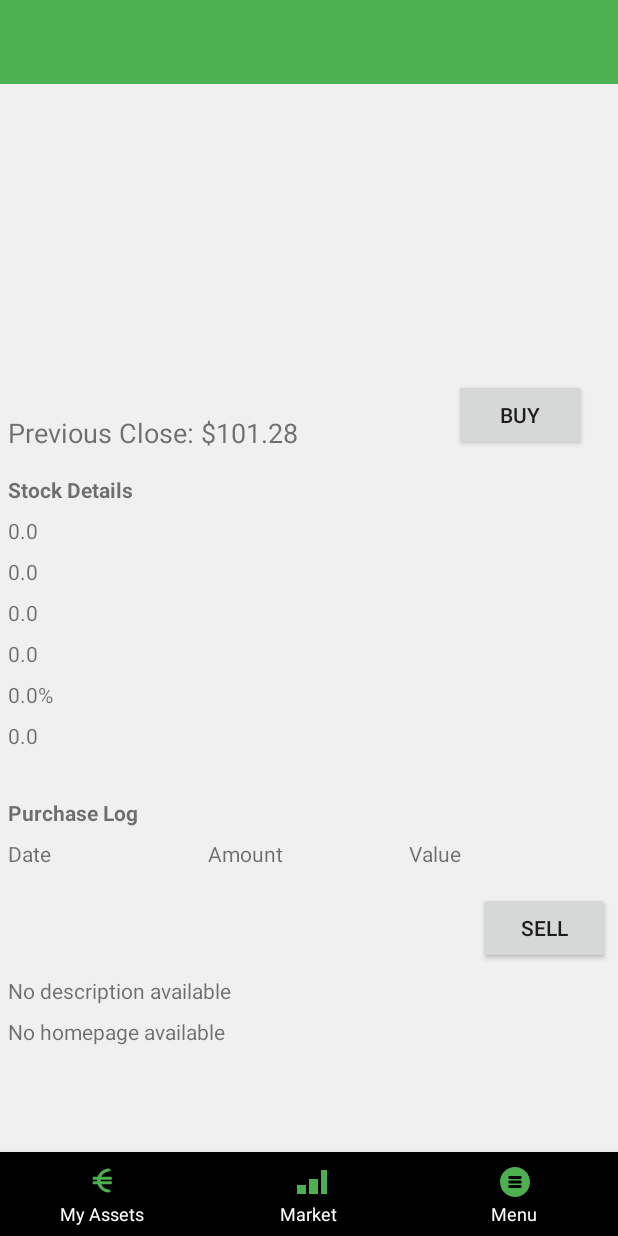
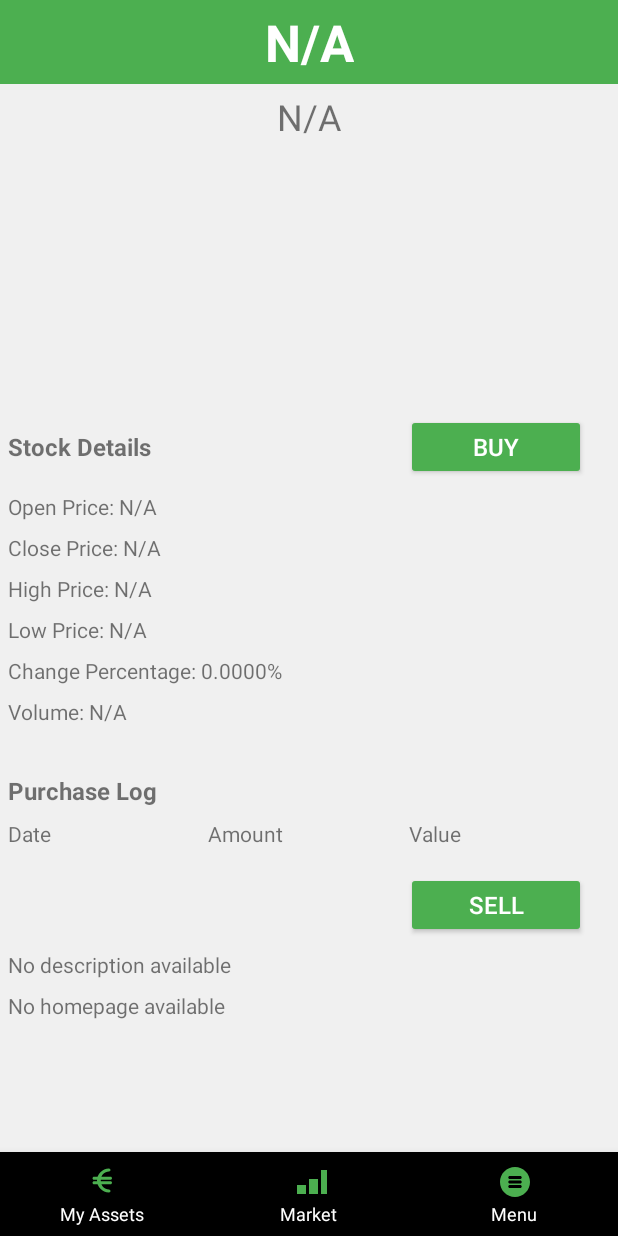
Before and after one commit to Barnabas35/AgenticCorporateTrader, an Android app: the StockProfileActivity screen opened directly, with no data from a screen before it, on a phone screen of 412 x 824 dp. Run offline under Robolectric (Android 15) with nearby library versions, the phone set to English and light mode, and no system bars.

Commit message:
Sprint 2 - Stock profile
Stock profile working just missing buy/sell buttons to work

```diff
--- a/frontend/android-studio-app/app/src/main/java/com/tradeagently/act_app/AdminToolsActivity.kt
+++ b/frontend/android-studio-app/app/src/main/java/com/tradeagently/act_app/AdminToolsActivity.kt
@@ -127,4 +127,6 @@ class AdminToolsActivity : AppCompatActivity() {
             })
         }
     }
+
+
 }
--- a/frontend/android-studio-app/app/src/main/java/com/tradeagently/act_app/StockProfileActivity.kt
+++ b/frontend/android-studio-app/app/src/main/java/com/tradeagently/act_app/StockProfileActivity.kt
@@ -1,7 +1,6 @@
 package com.tradeagently.act_app
 
 import android.os.Bundle
-import android.util.Log
 import android.widget.TextView
 import androidx.appcompat.app.AppCompatActivity
 
@@ -42,7 +41,6 @@ class StockProfileActivity : AppCompatActivity() {
     }
 
     private fun displayStockInfoFromIntent() {
-        // Retrieve data from Intent extras
         val companyName = intent.getStringExtra("company_name")
         val symbol = intent.getStringExtra("symbol")
         val closePrice = intent.getDoubleExtra("close_price", 0.0)
@@ -55,15 +53,16 @@ class StockProfileActivity : AppCompatActivity() {
         val homepage = intent.getStringExtra("homepage")
 
         // Set data to TextViews
-        symbolTextView.text = symbol
-        companyNameTextView.text = companyName
-        closePriceTextView.text = closePrice.toString()
-        changePercentageTextView.text = "${changePercentage}%"
+        symbolTextView.text = symbol ?: "N/A"
+        companyNameTextView.text = companyName ?: "N/A"
+        closePriceTextView.text = "Close Price: ${if (closePrice != 0.0) String.format("%.2f", closePrice) else "N/A"}"
+        changePercentageTextView.text = "Change Percentage: ${String.format("%.4f%%", changePercentage)}"
         descriptionTextView.text = description ?: "No description available"
-        highPriceTextView.text = highPrice.toString()
-        lowPriceTextView.text = lowPrice.toString()
-        openPriceTextView.text = openPrice.toString()
-        volumeTextView.text = volume.toString()
+        highPriceTextView.text = "High Price: ${if (highPrice != 0.0) String.format("%.2f", highPrice) else "N/A"}"
+        lowPriceTextView.text = "Low Price: ${if (lowPrice != 0.0) String.format("%.2f", lowPrice) else "N/A"}"
+        openPriceTextView.text = "Open Price: ${if (openPrice != 0.0) String.format("%.2f", openPrice) else "N/A"}"
+        volumeTextView.text = "Volume: ${if (volume != 0.0) String.format("%.0f", volume) else "N/A"}"
         homepageTextView.text = homepage ?: "No homepage available"
     }
+
 }
--- a/frontend/android-studio-app/app/src/main/res/layout/activity_menu.xml
+++ b/frontend/android-studio-app/app/src/main/res/layout/activity_menu.xml
@@ -134,10 +134,10 @@
         android:textSize="16sp"
         app:layout_constraintBottom_toTopOf="@id/bottom_navigation"
         app:layout_constraintEnd_toEndOf="parent"
-        app:layout_constraintHorizontal_bias="0.502"
+        app:layout_constraintHorizontal_bias="0.492"
         app:layout_constraintStart_toStartOf="parent"
         app:layout_constraintTop_toBottomOf="@+id/supportButton"
-        app:layout_constraintVertical_bias="0.16" />
+        app:layout_constraintVertical_bias="0.156" />
 
     <com.google.android.material.bottomnavigation.BottomNavigationView
         android:id="@+id/bottom_navigation"
--- a/frontend/android-studio-app/app/src/main/res/layout/activity_stock_profile.xml
+++ b/frontend/android-studio-app/app/src/main/res/layout/activity_stock_profile.xml
@@ -1,5 +1,6 @@
 <?xml version="1.0" encoding="utf-8"?>
-<androidx.constraintlayout.widget.ConstraintLayout xmlns:android="http://schemas.android.com/apk/res/android"
+<androidx.constraintlayout.widget.ConstraintLayout
+    xmlns:android="http://schemas.android.com/apk/res/android"
     xmlns:app="http://schemas.android.com/apk/res-auto"
     android:id="@+id/StockProfileLayout"
     android:layout_width="match_parent"
@@ -25,13 +26,7 @@
             android:textColor="@color/white"
             android:textSize="34sp"
             android:textStyle="bold" />
-
-
     </com.google.android.material.appbar.MaterialToolbar>
-
-    <!-- Scrollable Section -->
-
-    <!-- Bottom Navigation -->
 
     <ScrollView
         android:layout_width="0dp"
@@ -54,7 +49,6 @@
                 android:layout_width="277dp"
                 android:layout_height="wrap_content"
                 android:layout_gravity="center"
-                android:layout_marginStart="8dp"
                 android:gravity="center"
                 android:text="Apple Inc."
                 android:textSize="24sp" />
@@ -66,32 +60,35 @@
                 android:layout_marginTop="16dp"
                 android:background="#f0f0f0" />
 
-            <TextView
-                android:id="@+id/previousCloseTextView"
-                android:layout_width="wrap_content"
+            <!-- Stock Details (Open, Close, High, Low) -->
+            <LinearLayout
+                android:layout_width="match_parent"
                 android:layout_height="wrap_content"
                 android:layout_marginTop="16dp"
-                android:text="Previous Close: $101.28"
-                android:textSize="18sp" />
+                android:orientation="horizontal"
+                android:gravity="center_vertical">
 
-            <Button
-                android:id="@+id/buyButton"
-                android:layout_width="wrap_content"
-                android:layout_height="wrap_content"
-                android:layout_gravity="end"
-                android:layout_marginTop="-48dp"
-                android:layout_marginEnd="16dp"
-                android:text="BUY" />
+                <TextView
+                    android:id="@+id/stockDetailsTitle"
+                    android:layout_width="0dp"
+                    android:layout_height="wrap_content"
+                    android:layout_weight="1"
+                    android:text="Stock Details"
+                    android:textSize="16sp"
+                    android:textStyle="bold" />
 
-
-            <!-- Stock Details (Open, Close, High, Low) -->
-            <TextView
-                android:id="@+id/stockDetailsTitle"
-                android:layout_width="wrap_content"
-                android:layout_height="wrap_content"
-                android:layout_marginTop="16dp"
-                android:text="Stock Details"
-                android:textStyle="bold" />
+                <Button
+                    android:id="@+id/buyButton"
+                    android:layout_width="120dp"
+                    android:layout_height="44dp"
+                    android:layout_gravity="end"
+                    android:layout_marginEnd="16dp"
+                    android:backgroundTint="@color/primary"
+                    android:text="BUY"
+                    android:textColor="@color/white"
+                    android:textSize="16sp"
+                    android:padding="8dp" />
+            </LinearLayout>
 
             <TextView
                 android:id="@+id/openPriceTextView"
@@ -121,7 +118,6 @@
                 android:layout_marginTop="8dp"
                 android:text="Low: 80" />
 
-            <!-- Additional Information at the Bottom -->
             <TextView
                 android:id="@+id/changePercentageTextView"
                 android:layout_width="wrap_content"
@@ -138,13 +134,13 @@
 
             <!-- Purchase Log Section -->
 
-            <!-- Purchase Log Details (Date, Amount, Value) -->
             <TextView
                 android:id="@+id/purchaseLogTitle"
                 android:layout_width="wrap_content"
                 android:layout_height="wrap_content"
                 android:layout_marginTop="32dp"
                 android:text="Purchase Log"
+                android:textSize="16sp"
                 android:textStyle="bold" />
 
             <LinearLayout
@@ -179,15 +175,19 @@
                     android:textSize="14sp" />
             </LinearLayout>
 
-            <!-- Sell Button -->
-
+            <!-- Sell Button aligned to the right, like the Buy Button -->
             <Button
                 android:id="@+id/sellButton"
-                android:layout_width="wrap_content"
-                android:layout_height="wrap_content"
+                android:layout_width="120dp"
+                android:layout_height="44dp"
                 android:layout_gravity="end"
                 android:layout_marginTop="16dp"
-                android:text="SELL" />
+                android:layout_marginEnd="16dp"
+                android:backgroundTint="@color/primary"
+                android:text="SELL"
+                android:textColor="@color/white"
+                android:textSize="16sp"
+                android:padding="8dp" />
 
             <TextView
                 android:id="@+id/descriptionTextView"
```
Also changed, not shown: frontend/android-studio-app/app/src/main/java/com/tradeagently/act_app/AdminToolsAdapter.kt (+19 -0 lines), frontend/android-studio-app/app/src/main/java/com/tradeagently/act_app/ApiService.kt (+4 -3 lines), frontend/android-studio-app/app/src/main/java/com/tradeagently/act_app/MarketAdapter.kt (renamed from frontend/android-studio-app/app/src/main/java/com/tradeagently/act_app/StockAdapter.kt, +4 -4 lines), frontend/android-studio-app/app/src/main/java/com/tradeagently/act_app/ProfileActivity.kt (+7 -1 lines), frontend/android-studio-app/app/src/main/java/com/tradeagently/act_app/ReviewDetailActivity.kt (+3 -4 lines), frontend/android-studio-app/app/src/main/java/com/tradeagently/act_app/ReviewPageActivity.kt (+6 -3 lines), frontend/android-studio-app/app/src/main/res/layout/activity_reviewdetail.xml (+38 -21 lines).
